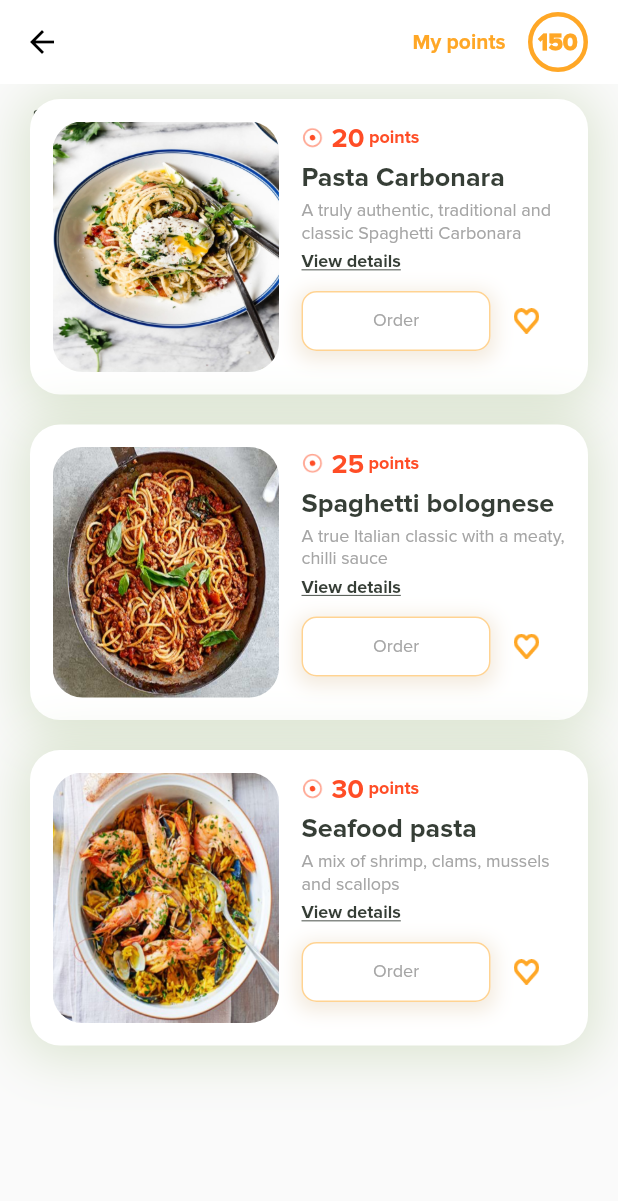
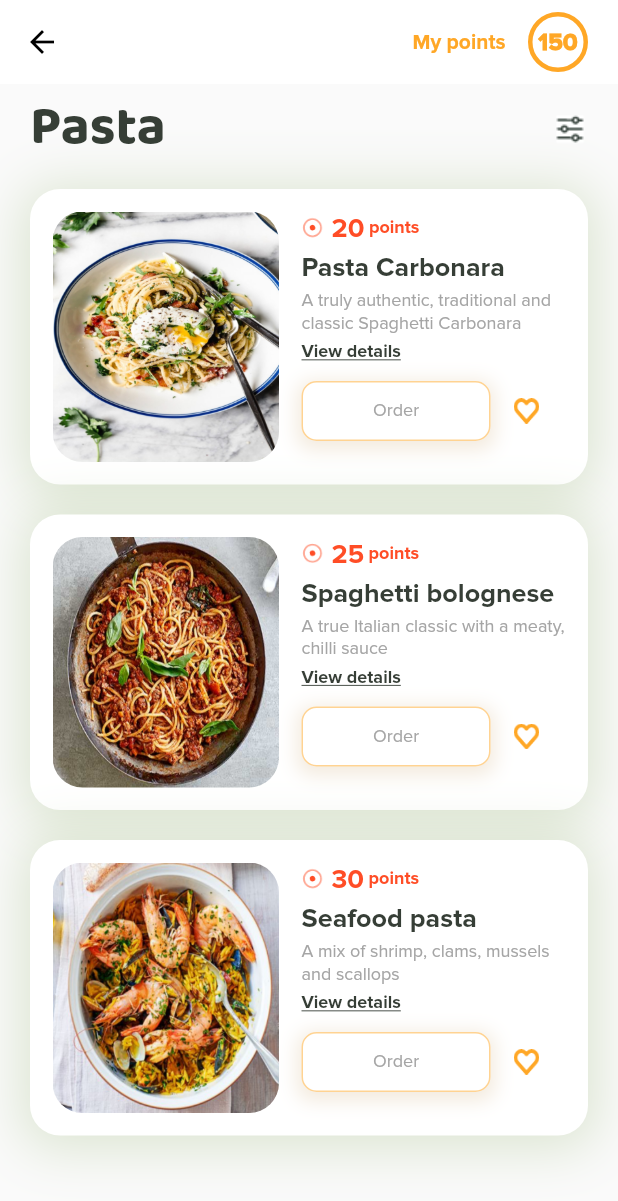
Before and after one commit to drasdoumbia/pastarooma, a Flutter app: the screen it shows after launch, scrolled down 104 dp, after a tap on "Show", on a phone screen of 412 x 824 dp. Shown: the top 1201 px of the screen. Run offline on Flutter 3.47's test engine with Material 2 defaults, Android fonts, the phone set to English and light mode, and no system bars.

Commit message:
bug fix: fixed tabbar height and menu screen fitting bugs

```diff
--- a/lib/screens/menu_screen.dart
+++ b/lib/screens/menu_screen.dart
@@ -56,7 +56,7 @@ class MenuScreen extends StatelessWidget {
           )
         ],
       ),
-      body: Stack(
+      body: Column(
         children: <Widget>[
           Container(
             padding: EdgeInsets.symmetric(horizontal: 20.0),
@@ -73,7 +73,9 @@ class MenuScreen extends StatelessWidget {
               ],
             ),
           ),
-          MenuList()
+          Expanded(
+            child: MenuList(),
+          )
         ],
       ),
     );
--- a/lib/tabbar.dart
+++ b/lib/tabbar.dart
@@ -97,7 +97,6 @@ class _MainTabBarState extends State<MainTabBar> {
           ),
           Container(
             width: double.infinity,
-            height: 80.0,
             child: BottomNavigationBar(
               elevation: 0,
               backgroundColor: Colors.transparent,
```
